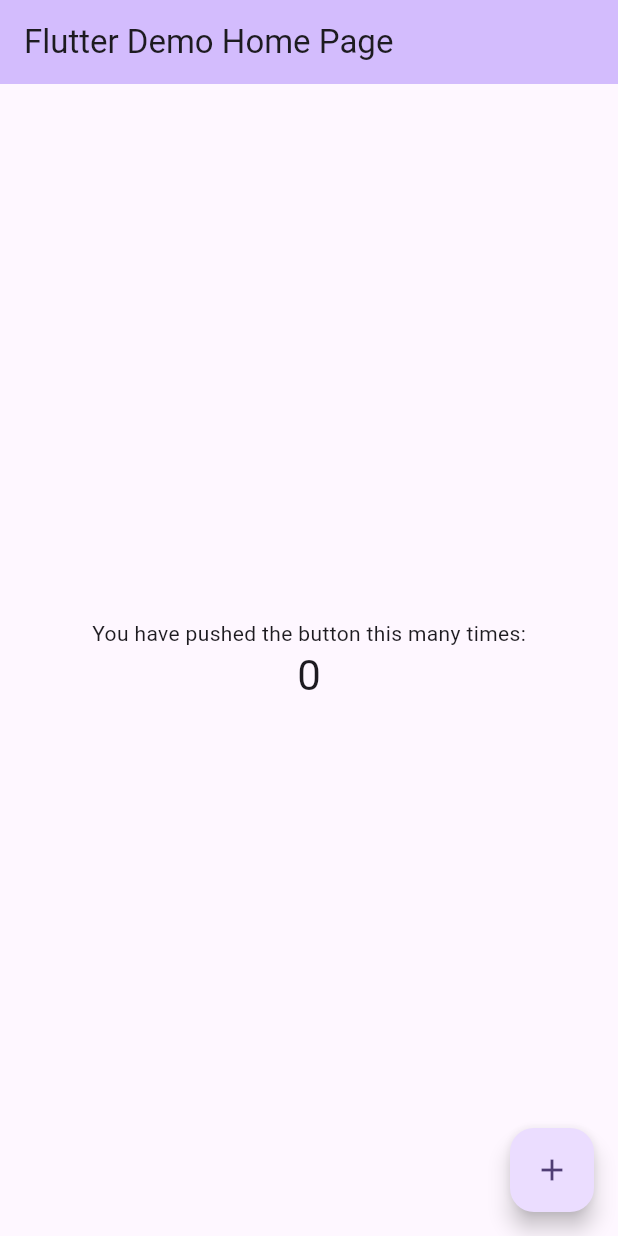
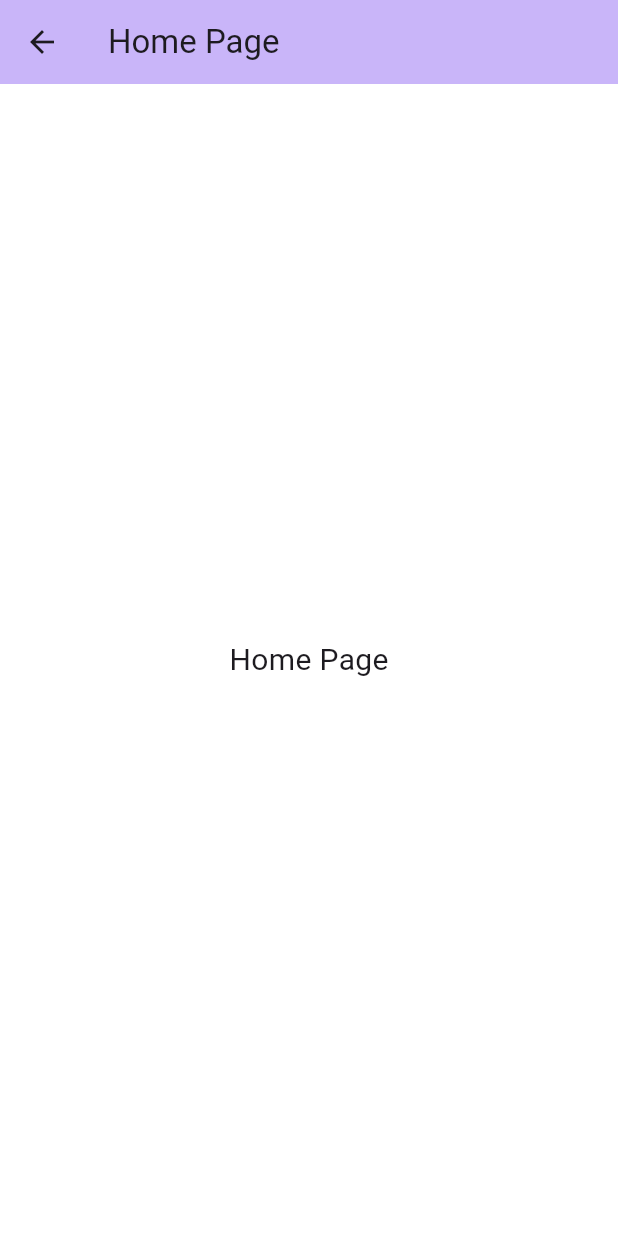
Before and after one commit to William-Dantas-Dev/daysofmotivation, a Flutter app: the screen it shows after launch, on a phone screen of 412 x 824 dp. Run offline on Flutter 3.47's test engine with Material 3 defaults, Android fonts, the light colour scheme and no system bars.

Commit message:
initial pages

```diff
--- a/lib/main.dart
+++ b/lib/main.dart
@@ -1,3 +1,5 @@
+import 'package:daysofmotivation/routes.dart';
+import 'package:daysofmotivation/theme.dart';
 import 'package:flutter/material.dart';
 
 void main() {
@@ -7,116 +9,15 @@ void main() {
 class MyApp extends StatelessWidget {
   const MyApp({super.key});
 
-  // This widget is the root of your application.
   @override
   Widget build(BuildContext context) {
     return MaterialApp(
-      title: 'Flutter Demo',
-      theme: ThemeData(
-        // This is the theme of your application.
-        //
-        // TRY THIS: Try running your application with "flutter run". You'll see
-        // the application has a purple toolbar. Then, without quitting the app,
-        // try changing the seedColor in the colorScheme below to Colors.green
-        // and then invoke "hot reload" (save your changes or press the "hot
-        // reload" button in a Flutter-supported IDE, or press "r" if you used
-        // the command line to start the app).
-        //
-        // Notice that the counter didn't reset back to zero; the application
-        // state is not lost during the reload. To reset the state, use hot
-        // restart instead.
-        //
-        // This works for code too, not just values: Most code changes can be
-        // tested with just a hot reload.
-        colorScheme: ColorScheme.fromSeed(seedColor: Colors.deepPurple),
-      ),
-      home: const MyHomePage(title: 'Flutter Demo Home Page'),
+      title: '365 - Dias de Motivação',
+      routes: Routes.routes,
+      initialRoute: '/home',
+      theme: AppThemes.lightTheme,
+      darkTheme: AppThemes.darkTheme,
+      themeMode: ThemeMode.system,
     );
   }
 }
-
-class MyHomePage extends StatefulWidget {
-  const MyHomePage({super.key, required this.title});
-
-  // This widget is the home page of your application. It is stateful, meaning
-  // that it has a State object (defined below) that contains fields that affect
-  // how it looks.
-
-  // This class is the configuration for the state. It holds the values (in this
-  // case the title) provided by the parent (in this case the App widget) and
-  // used by the build method of the State. Fields in a Widget subclass are
-  // always marked "final".
-
-  final String title;
-
-  @override
-  State<MyHomePage> createState() => _MyHomePageState();
-}
-
-class _MyHomePageState extends State<MyHomePage> {
-  int _counter = 0;
-
-  void _incrementCounter() {
-    setState(() {
-      // This call to setState tells the Flutter framework that something has
-      // changed in this State, which causes it to rerun the build method below
-      // so that the display can reflect the updated values. If we changed
-      // _counter without calling setState(), then the build method would not be
-      // called again, and so nothing would appear to happen.
-      _counter++;
-    });
-  }
-
-  @override
-  Widget build(BuildContext context) {
-    // This method is rerun every time setState is called, for instance as done
-    // by the _incrementCounter method above.
-    //
-    // The Flutter framework has been optimized to make rerunning build methods
-    // fast, so that you can just rebuild anything that needs updating rather
-    // than having to individually change instances of widgets.
-    return Scaffold(
-      appBar: AppBar(
-        // TRY THIS: Try changing the color here to a specific color (to
-        // Colors.amber, perhaps?) and trigger a hot reload to see the AppBar
-        // change color while the other colors stay the same.
-        backgroundColor: Theme.of(context).colorScheme.inversePrimary,
-        // Here we take the value from the MyHomePage object that was created by
-        // the App.build method, and use it to set our appbar title.
-        title: Text(widget.title),
-      ),
-      body: Center(
-        // Center is a layout widget. It takes a single child and positions it
-        // in the middle of the parent.
-        child: Column(
-          // Column is also a layout widget. It takes a list of children and
-          // arranges them vertically. By default, it sizes itself to fit its
-          // children horizontally, and tries to be as tall as its parent.
-          //
-          // Column has various properties to control how it sizes itself and
-          // how it positions its children. Here we use mainAxisAlignment to
-          // center the children vertically; the main axis here is the vertical
-          // axis because Columns are vertical (the cross axis would be
-          // horizontal).
-          //
-          // TRY THIS: Invoke "debug painting" (choose the "Toggle Debug Paint"
-          // action in the IDE, or press "p" in the console), to see the
-          // wireframe for each widget.
-          mainAxisAlignment: MainAxisAlignment.center,
-          children: <Widget>[
-            const Text('You have pushed the button this many times:'),
-            Text(
-              '$_counter',
-              style: Theme.of(context).textTheme.headlineMedium,
-            ),
-          ],
-        ),
-      ),
-      floatingActionButton: FloatingActionButton(
-        onPressed: _incrementCounter,
-        tooltip: 'Increment',
-        child: const Icon(Icons.add),
-      ), // This trailing comma makes auto-formatting nicer for build methods.
-    );
-  }
-}
--- /dev/null
+++ b/lib/pages/home_page.dart
@@ -0,0 +1,24 @@
+import 'package:flutter/material.dart';
+
+class HomePage extends StatelessWidget {
+  const HomePage({super.key});
+
+  @override
+  Widget build(BuildContext context) {
+    final theme = Theme.of(context);
+    return Scaffold(
+      appBar: AppBar(
+        title: const Text('Home Page'),
+        backgroundColor: theme.colorScheme.inversePrimary,
+        foregroundColor: theme.colorScheme.onSurface,
+        elevation: 2,
+      ),
+      body: Center(
+        child: Text(
+          'Home Page',
+          style: TextStyle(fontSize: 20, color: theme.colorScheme.onSurface),
+        ),
+      ),
+    );
+  }
+}
--- /dev/null
+++ b/lib/pages/settings_page.dart
@@ -0,0 +1,24 @@
+import 'package:flutter/material.dart';
+
+class SettingsPage extends StatelessWidget {
+  const SettingsPage({super.key});
+
+  @override
+  Widget build(BuildContext context) {
+    final theme = Theme.of(context);
+    return Scaffold(
+      appBar: AppBar(
+        title: const Text('Settings Page'),
+        backgroundColor: theme.colorScheme.inversePrimary,
+        foregroundColor: theme.colorScheme.onSurface,
+        elevation: 2,
+      ),
+      body: Center(
+        child: Text(
+          'Settings Page',
+          style: TextStyle(fontSize: 20, color: theme.colorScheme.onSurface),
+        ),
+      ),
+    );
+  }
+}
--- /dev/null
+++ b/lib/pages/splash_page.dart
@@ -0,0 +1,24 @@
+import 'package:flutter/material.dart';
+
+class SplashPage extends StatelessWidget {
+  const SplashPage({super.key});
+
+  @override
+  Widget build(BuildContext context) {
+    final theme = Theme.of(context);
+    return Scaffold(
+      appBar: AppBar(
+        title: const Text('Splash Page'),
+        backgroundColor: theme.colorScheme.inversePrimary,
+        foregroundColor: theme.colorScheme.onSurface,
+        elevation: 2,
+      ),
+      body: Center(
+        child: Text(
+          'Splash Page',
+          style: TextStyle(fontSize: 20, color: theme.colorScheme.onSurface),
+        ),
+      ),
+    );
+  }
+}
--- /dev/null
+++ b/lib/routes.dart
@@ -0,0 +1,18 @@
+import 'package:daysofmotivation/pages/home_page.dart';
+import 'package:daysofmotivation/pages/settings_page.dart';
+import 'package:daysofmotivation/pages/splash_page.dart';
+import 'package:flutter/material.dart';
+
+class Routes {
+  static const String splashPage = '/';
+  static const String homePage = '/home';
+  static const String settingsPage = '/settings';
+
+  static Map<String, WidgetBuilder> get routes {
+    return {
+      splashPage: (context) => const SplashPage(),
+      settingsPage: (context) => SettingsPage(),
+      homePage: (context) => HomePage(),
+    };
+  }
+}
--- /dev/null
+++ b/lib/theme.dart
@@ -0,0 +1,51 @@
+import 'package:flutter/material.dart';
+
+class AppThemes {
+  static final ThemeData lightTheme = ThemeData(
+    brightness: Brightness.light,
+    primarySwatch: Colors.blue,
+    scaffoldBackgroundColor: Colors.white,
+    appBarTheme: const AppBarTheme(
+      backgroundColor: Colors.blue,
+      foregroundColor: Colors.white,
+      elevation: 2,
+    ),
+    textTheme: const TextTheme(
+      bodyLarge: TextStyle(color: Colors.black, fontSize: 18),
+      bodyMedium: TextStyle(color: Colors.black87, fontSize: 16),
+    ),
+    elevatedButtonTheme: ElevatedButtonThemeData(
+      style: ElevatedButton.styleFrom(
+        backgroundColor: Colors.blue,
+        foregroundColor: Colors.white,
+        shape: RoundedRectangleBorder(
+          borderRadius: BorderRadius.all(Radius.circular(12)),
+        ),
+      ),
+    ),
+  );
+
+  static final ThemeData darkTheme = ThemeData(
+    brightness: Brightness.dark,
+    primarySwatch: Colors.blue,
+    scaffoldBackgroundColor: Colors.black,
+    appBarTheme: const AppBarTheme(
+      backgroundColor: Colors.black,
+      foregroundColor: Colors.white,
+      elevation: 2,
+    ),
+    textTheme: const TextTheme(
+      bodyLarge: TextStyle(color: Colors.white, fontSize: 18),
+      bodyMedium: TextStyle(color: Colors.white70, fontSize: 16),
+    ),
+    elevatedButtonTheme: ElevatedButtonThemeData(
+      style: ElevatedButton.styleFrom(
+        backgroundColor: Colors.blue,
+        foregroundColor: Colors.white,
+        shape: RoundedRectangleBorder(
+          borderRadius: BorderRadius.all(Radius.circular(12)),
+        ),
+      ),
+    ),
+  );
+}
```
